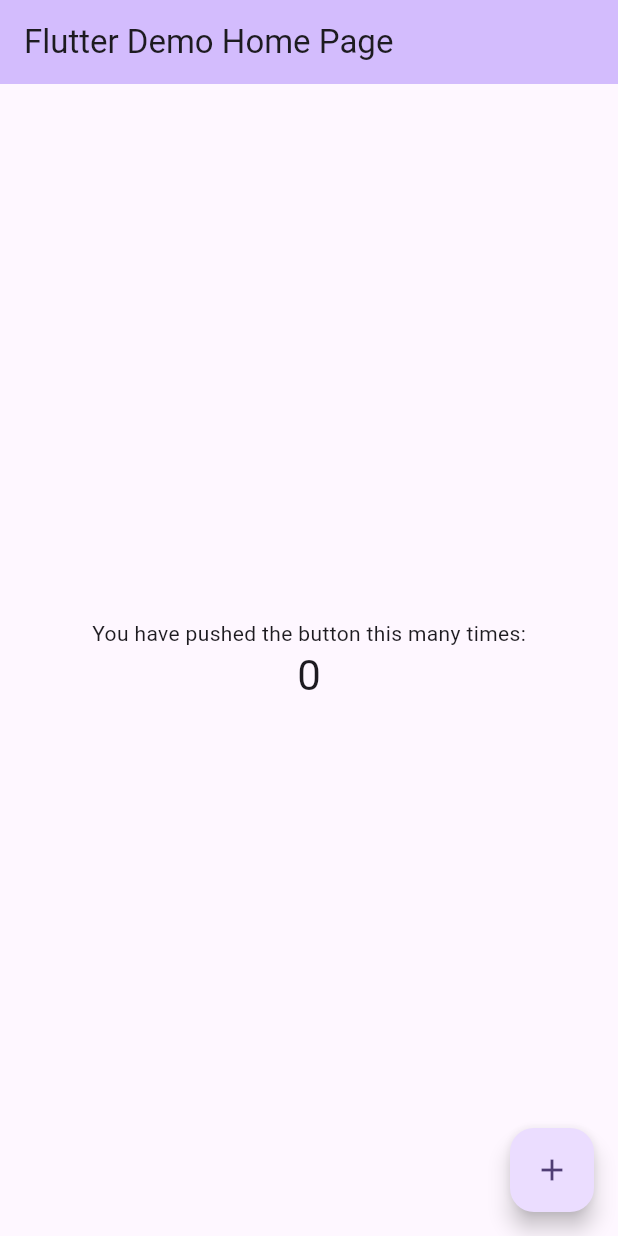
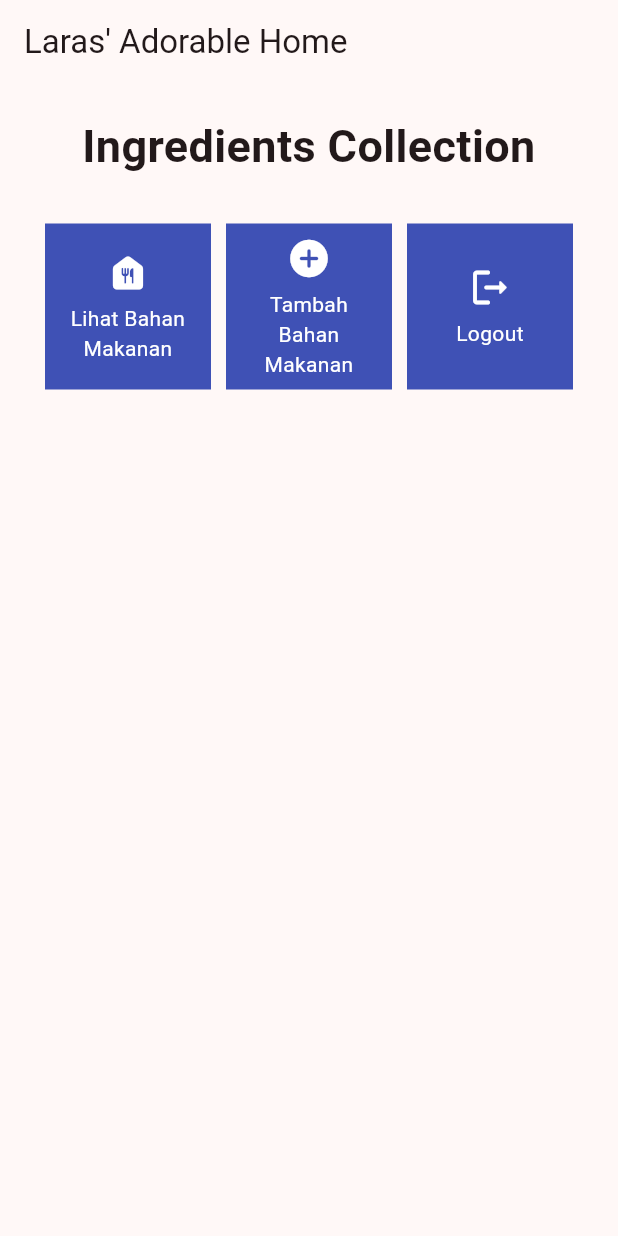
Before and after one commit to rxa15/ingredients-collection-mobile, a Flutter app: the screen it shows after launch, on a phone screen of 412 x 824 dp. Run offline on Flutter 3.47's test engine with Material 2 defaults, Android fonts, the phone set to English and light mode, and no system bars.

Commit message:
Finish Tugas 7 PBP version 1.0 (haven't customized)

```diff
--- a/lib/main.dart
+++ b/lib/main.dart
@@ -29,10 +29,10 @@ class MyApp extends StatelessWidget {
         //
         // This works for code too, not just values: Most code changes can be
         // tested with just a hot reload.
-        colorScheme: ColorScheme.fromSeed(seedColor: Colors.deepPurple),
+        colorScheme: ColorScheme.fromSeed(seedColor: Colors.red[100]!),
         useMaterial3: true,
       ),
-      home: const MyHomePage(title: 'Flutter Demo Home Page'),
+      home: MyHomePage(),
     );
   }
 }
--- a/lib/menu.dart
+++ b/lib/menu.dart
@@ -1,89 +1,111 @@
 import 'package:flutter/material.dart';
 
-class MyHomePage extends StatefulWidget {
-  const MyHomePage({super.key, required this.title});
+class MyHomePage extends StatelessWidget {
+  MyHomePage({Key? key}) : super(key: key);
 
-  // This widget is the home page of your application. It is stateful, meaning
-  // that it has a State object (defined below) that contains fields that affect
-  // how it looks.
-
-  // This class is the configuration for the state. It holds the values (in this
-  // case the title) provided by the parent (in this case the App widget) and
-  // used by the build method of the State. Fields in a Widget subclass are
-  // always marked "final".
-
-  final String title;
+  final List<FoodIngredients> ingredients = [
+    FoodIngredients("Lihat Bahan Makanan", Icons.food_bank_rounded),
+    FoodIngredients("Tambah Bahan Makanan", Icons.add_circle_rounded),
+    FoodIngredients("Logout", Icons.logout_rounded),
+  ];
 
   @override
-  State<MyHomePage> createState() => _MyHomePageState();
+Widget build(BuildContext context) {
+  return Scaffold(
+      appBar: AppBar(
+        title: const Text(
+          "Laras' Adorable Home",
+        ),
+      ),
+      body: SingleChildScrollView(
+        // Widget wrapper yang dapat discroll
+        child: Padding(
+          padding: const EdgeInsets.all(10.0), // Set padding dari halaman
+          child: Column(
+            // Widget untuk menampilkan children secara vertikal
+            children: <Widget>[
+              const Padding(
+                padding: EdgeInsets.only(top: 10.0, bottom: 10.0),
+                // Widget Text untuk menampilkan tulisan dengan alignment center dan style yang sesuai
+                child: Text(
+                  'Ingredients Collection', // Text yang menandakan toko
+                  textAlign: TextAlign.center,
+                  style: TextStyle(
+                    fontSize: 30,
+                    fontWeight: FontWeight.bold,
+                  ),
+                ),
+              ),
+              // Grid layout
+              GridView.count(
+                // Container pada card kita
+                primary: true,
+                padding: const EdgeInsets.all(20),
+                crossAxisSpacing: 10,
+                mainAxisSpacing: 10,
+                crossAxisCount: 3,
+                shrinkWrap: true,
+                children: ingredients.map((ingredient) {
+                // Iterasi untuk setiap item
+                return ShopCard(ingredient);
+                }).toList(),
+              ),
+            ],
+          ),
+        ),
+      ),
+    );
+}
 }
 
-class _MyHomePageState extends State<MyHomePage> {
-  int _counter = 0;
+class FoodIngredients{
+  final String name;
+  final IconData icon;
 
-  void _incrementCounter() {
-    setState(() {
-      // This call to setState tells the Flutter framework that something has
-      // changed in this State, which causes it to rerun the build method below
-      // so that the display can reflect the updated values. If we changed
-      // _counter without calling setState(), then the build method would not be
-      // called again, and so nothing would appear to happen.
-      _counter++;
-    });
-  }
+  FoodIngredients(this.name, this.icon);
+}
+
+class ShopCard extends StatelessWidget {
+  final FoodIngredients ingredients;
+
+  const ShopCard(this.ingredients, {Key? key}) : super(key: key); // Constructor
 
   @override
   Widget build(BuildContext context) {
-    // This method is rerun every time setState is called, for instance as done
-    // by the _incrementCounter method above.
-    //
-    // The Flutter framework has been optimized to make rerunning build methods
-    // fast, so that you can just rebuild anything that needs updating rather
-    // than having to individually change instances of widgets.
-    return Scaffold(
-      appBar: AppBar(
-        // TRY THIS: Try changing the color here to a specific color (to
-        // Colors.amber, perhaps?) and trigger a hot reload to see the AppBar
-        // change color while the other colors stay the same.
-        backgroundColor: Theme.of(context).colorScheme.inversePrimary,
-        // Here we take the value from the MyHomePage object that was created by
-        // the App.build method, and use it to set our appbar title.
-        title: Text(widget.title),
-      ),
-      body: Center(
-        // Center is a layout widget. It takes a single child and positions it
-        // in the middle of the parent.
-        child: Column(
-          // Column is also a layout widget. It takes a list of children and
-          // arranges them vertically. By default, it sizes itself to fit its
-          // children horizontally, and tries to be as tall as its parent.
-          //
-          // Column has various properties to control how it sizes itself and
-          // how it positions its children. Here we use mainAxisAlignment to
-          // center the children vertically; the main axis here is the vertical
-          // axis because Columns are vertical (the cross axis would be
-          // horizontal).
-          //
-          // TRY THIS: Invoke "debug painting" (choose the "Toggle Debug Paint"
-          // action in the IDE, or press "p" in the console), to see the
-          // wireframe for each widget.
-          mainAxisAlignment: MainAxisAlignment.center,
-          children: <Widget>[
-            const Text(
-              'You have pushed the button this many times:',
+    return Material(
+      color: Colors.indigo,
+      child: InkWell(
+        // Area responsive terhadap sentuhan
+        onTap: () {
+          // Memunculkan SnackBar ketika diklik
+          ScaffoldMessenger.of(context)
+            ..hideCurrentSnackBar()
+            ..showSnackBar(SnackBar(
+                content: Text("Kamu telah menekan tombol ${ingredients.name}!")));
+        },
+        child: Container(
+          // Container untuk menyimpan Icon dan Text
+          padding: const EdgeInsets.all(8),
+          child: Center(
+            child: Column(
+              mainAxisAlignment: MainAxisAlignment.center,
+              children: [
+                Icon(
+                  ingredients.icon,
+                  color: Colors.white,
+                  size: 30.0,
+                ),
+                const Padding(padding: EdgeInsets.all(3)),
+                Text(
+                  ingredients.name,
+                  textAlign: TextAlign.center,
+                  style: const TextStyle(color: Colors.white),
+                ),
+              ],
             ),
-            Text(
-              '$_counter',
-              style: Theme.of(context).textTheme.headlineMedium,
-            ),
-          ],
+          ),
         ),
       ),
-      floatingActionButton: FloatingActionButton(
-        onPressed: _incrementCounter,
-        tooltip: 'Increment',
-        child: const Icon(Icons.add),
-      ), // This trailing comma makes auto-formatting nicer for build methods.
     );
   }
 }
```
Also changed, not shown: 1 other file.
